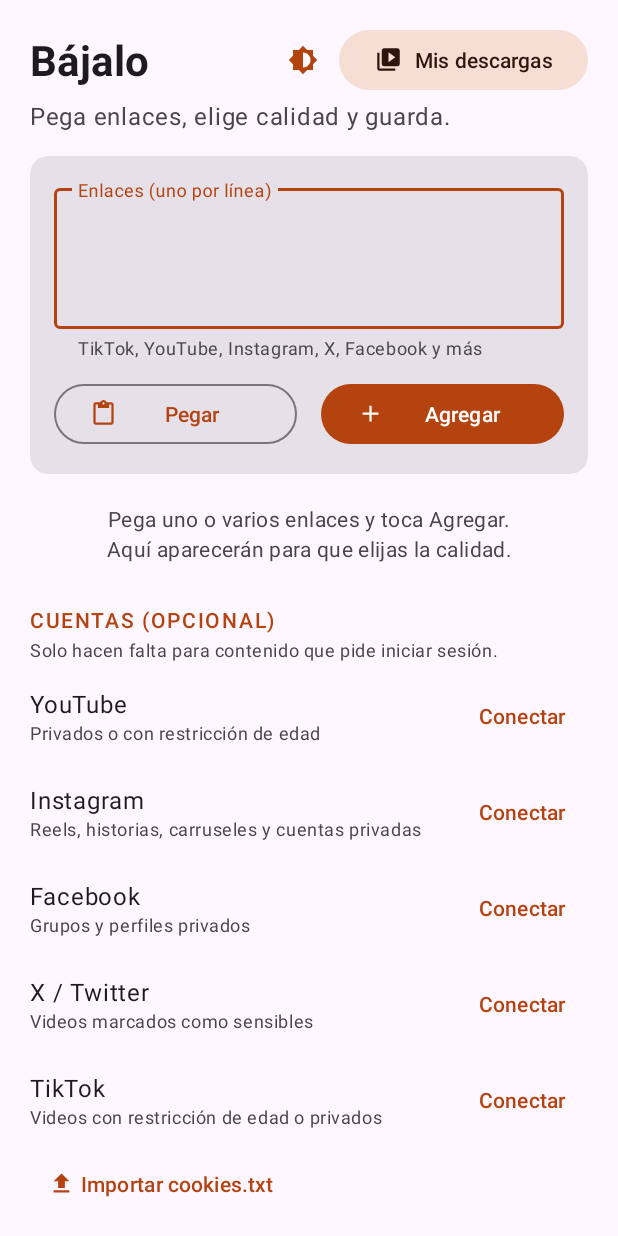
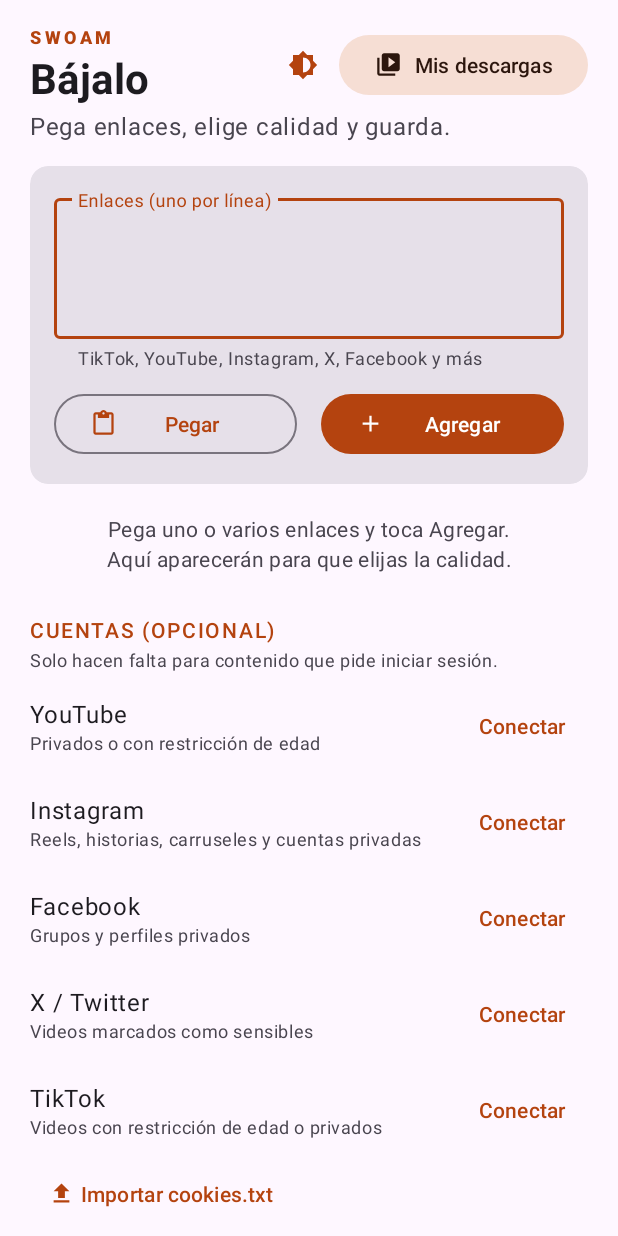
Before and after one commit to swoam/Test, an Android app: the screen it shows after launch (MainActivity), on a phone screen of 412 x 824 dp. Run offline under Robolectric (Android 15) with nearby library versions, the phone set to English and light mode, and no system bars; libraries missing offline, so code that uses them is left out: com.yausername.ffmpeg, com.yausername.youtubedl_android; network calls fail; 3 statements that could not run were skipped.

Commit message:
Brand Bájalo as a Swoam app and add self-update from GitHub Releases
- Swoam brand mark in the header and footer
- Updater checks the configured Swoam repo's latest release every 12 h
  (or on demand), downloads the APK and launches the system installer
- UPDATE_REPO build field defaults to swoam/bajalo and CI sets it to the
  building repository
- README documents moving the app to its own swoam/bajalo repository

Co-Authored-By: Claude Opus 5.5 <noreply@anthropic.com>
Claude-Session: https://claude.ai/code/session_01C5gz7WeLPVnduJL1iSkrbs

```diff
--- a/app/build.gradle.kts
+++ b/app/build.gradle.kts
@@ -16,6 +16,10 @@ android {
         versionCode = (System.getenv("VERSION_CODE") ?: "1").toInt()
         versionName = System.getenv("VERSION_NAME") ?: "1.0"
         ndk { abiFilters += listOf("arm64-v8a") }
+
+        // Repositorio de Swoam del que la app descarga sus actualizaciones
+        val updateRepo = System.getenv("UPDATE_REPO") ?: "swoam/bajalo"
+        buildConfigField("String", "UPDATE_REPO", "\"$updateRepo\"")
     }
 
     signingConfigs {
--- a/app/src/main/AndroidManifest.xml
+++ b/app/src/main/AndroidManifest.xml
@@ -5,6 +5,8 @@
     <uses-permission android:name="android.permission.POST_NOTIFICATIONS" />
     <uses-permission android:name="android.permission.FOREGROUND_SERVICE" />
     <uses-permission android:name="android.permission.FOREGROUND_SERVICE_DATA_SYNC" />
+    <!-- Instalar las actualizaciones de la app descargadas desde GitHub -->
+    <uses-permission android:name="android.permission.REQUEST_INSTALL_PACKAGES" />
     <!-- Solo Android 8/9: guardar en Descargas sin MediaStore -->
     <uses-permission
         android:name="android.permission.WRITE_EXTERNAL_STORAGE"
--- a/app/src/main/java/com/swoam/bajalo/MainActivity.kt
+++ b/app/src/main/java/com/swoam/bajalo/MainActivity.kt
@@ -119,8 +119,9 @@ class MainActivity : AppCompatActivity() {
             snack("Se vuelve a guardar en Descargas › ${Saver.BASE}")
             true
         }
+        b.btnAppUpdate.setOnClickListener { checkAppUpdate(manual = true) }
         b.versionText.setOnClickListener {
-            startActivity(Intent(Intent.ACTION_VIEW, Uri.parse(RELEASES_URL)))
+            startActivity(Intent(Intent.ACTION_VIEW, Uri.parse(Updater.releasesPage)))
         }
 
         lifecycleScope.launch {
@@ -131,7 +132,10 @@ class MainActivity : AppCompatActivity() {
         }
 
         askPermissions()
-        if (savedInstanceState == null) handleShare(intent)
+        if (savedInstanceState == null) {
+            handleShare(intent)
+            if (Updater.shouldAutoCheck(this)) checkAppUpdate(manual = false)
+        }
     }
 
     override fun onNewIntent(intent: Intent) {
@@ -238,7 +242,8 @@ class MainActivity : AppCompatActivity() {
     }
 
     private fun refreshVersion() {
-        b.versionText.text = "${getString(R.string.app_name)} ${BuildConfig.VERSION_NAME} · motor yt-dlp ${Engine.engineVersion ?: "cargando…"}"
+        b.versionText.text = "${getString(R.string.app_name)} ${BuildConfig.VERSION_NAME} · motor yt-dlp ${Engine.engineVersion ?: "cargando…"}\n" +
+            "Parte del ecosistema ${getString(R.string.brand)}"
     }
 
     private fun cycleTheme() {
@@ -269,6 +274,64 @@ class MainActivity : AppCompatActivity() {
         }
     }
 
+    /** Busca una versión nueva en los Releases de Swoam y ofrece instalarla. */
+    private fun checkAppUpdate(manual: Boolean) {
+        if (manual) {
+            b.btnAppUpdate.isEnabled = false
+            b.btnAppUpdate.text = "Buscando…"
+        }
+        lifecycleScope.launch {
+            val result = runCatching { Updater.check(this@MainActivity) }
+            if (manual) {
+                b.btnAppUpdate.isEnabled = true
+                b.btnAppUpdate.text = "Buscar actualización de la app"
+            }
+            result.onFailure {
+                AppLog.log(this@MainActivity, "No se pudo buscar actualización: ${it.message}")
+                if (manual) snack("No se pudo buscar actualización: ${it.message}")
+            }
+            val release = result.getOrNull()
+            when {
+                result.isFailure -> Unit
+                release == null -> if (manual) snack("Tienes la última versión (${BuildConfig.VERSION_NAME})")
+                !manual && Updater.isSkipped(this@MainActivity, release.version) -> Unit
+                else -> offerUpdate(release)
+            }
+        }
+    }
+
+    private fun offerUpdate(r: Updater.Release) {
+        val size = if (r.size > 0) " (%.0f MB)".format(r.size / 1_048_576.0) else ""
+        MaterialAlertDialogBuilder(this)
+            .setTitle("Nueva versión ${r.version}$size")
+            .setMessage(r.notes.ifBlank { "Hay una versión nueva de ${getString(R.string.app_name)}." }.take(1500))
+            .setPositiveButton("Actualizar") { _, _ -> downloadUpdate(r) }
+            .setNegativeButton("Ahora no", null)
+            .setNeutralButton("Saltar esta") { _, _ -> Updater.skip(this, r.version) }
+            .show()
+    }
+
+    private fun downloadUpdate(r: Updater.Release) {
+        b.btnAppUpdate.isEnabled = false
+        lifecycleScope.launch {
+            try {
+                val apk = Updater.download(this@MainActivity, r) { p ->
+                    b.btnAppUpdate.text = "Descargando actualización… $p %"
+                }
+                AppLog.log(this@MainActivity, "Actualización ${r.version} descargada")
+                if (!Updater.install(this@MainActivity, apk)) {
+                    snack("Permite instalar apps desde ${getString(R.string.app_name)} y vuelve a tocar Actualizar")
+                }
+            } catch (e: Exception) {
+                AppLog.log(this@MainActivity, "Error al descargar la actualización: ${e.message}")
+                snack("No se pudo descargar la actualización: ${e.message}")
+            } finally {
+                b.btnAppUpdate.isEnabled = true
+                b.btnAppUpdate.text = "Buscar actualización de la app"
+            }
+        }
+    }
+
     private fun showLog() {
         val text = AppLog.read(this).ifBlank { "El registro está vacío." }
         MaterialAlertDialogBuilder(this)
@@ -296,10 +359,6 @@ class MainActivity : AppCompatActivity() {
     }
 
     private fun snack(msg: String) = Snackbar.make(b.root, msg, Snackbar.LENGTH_LONG).show()
-
-    companion object {
-        const val RELEASES_URL = "https://github.com/swoam/Test/releases/latest"
-    }
 }
 
 /** Lista de enlaces pendientes. */
--- a/app/src/main/res/layout/activity_main.xml
+++ b/app/src/main/res/layout/activity_main.xml
@@ -22,13 +22,29 @@
             android:gravity="center_vertical"
             android:orientation="horizontal">
 
-            <TextView
+            <LinearLayout
                 android:layout_width="0dp"
                 android:layout_height="wrap_content"
                 android:layout_weight="1"
-                android:text="@string/app_name"
-                android:textAppearance="?attr/textAppearanceHeadlineMedium"
-                android:textStyle="bold" />
+                android:orientation="vertical">
+
+                <!-- Marca del ecosistema Swoam -->
+                <TextView
+                    android:layout_width="wrap_content"
+                    android:layout_height="wrap_content"
+                    android:letterSpacing="0.2"
+                    android:text="SWOAM"
+                    android:textAppearance="?attr/textAppearanceLabelMedium"
+                    android:textColor="?attr/colorPrimary"
+                    android:textStyle="bold" />
+
+                <TextView
+                    android:layout_width="wrap_content"
+                    android:layout_height="wrap_content"
+                    android:text="@string/app_name"
+                    android:textAppearance="?attr/textAppearanceHeadlineMedium"
+                    android:textStyle="bold" />
+            </LinearLayout>
 
             <Button
                 android:id="@+id/btnTheme"
@@ -242,6 +258,14 @@
             android:textAppearance="?attr/textAppearanceBodySmall"
             android:textColor="?android:attr/textColorSecondary" />
 
+        <Button
+            android:id="@+id/btnAppUpdate"
+            style="?attr/borderlessButtonStyle"
+            android:layout_width="wrap_content"
+            android:layout_height="wrap_content"
+            android:text="Buscar actualización de la app"
+            app:icon="@drawable/ic_download" />
+
         <TextView
             android:id="@+id/versionText"
             android:layout_width="match_parent"
--- a/app/src/main/res/values/strings.xml
+++ b/app/src/main/res/values/strings.xml
@@ -1,4 +1,5 @@
 <resources>
     <string name="app_name">Bájalo</string>
     <string name="share_label">Guardar con Bájalo</string>
+    <string name="brand">Swoam</string>
 </resources>
--- a/app/src/main/res/xml/file_paths.xml
+++ b/app/src/main/res/xml/file_paths.xml
@@ -1,4 +1,5 @@
 <?xml version="1.0" encoding="utf-8"?>
 <paths>
     <external-path name="external" path="." />
+    <cache-path name="updates" path="updates/" />
 </paths>
```
Also changed, not shown: app/src/main/java/com/swoam/bajalo/Updater.kt (added, +153 -0 lines), 3 other files.
